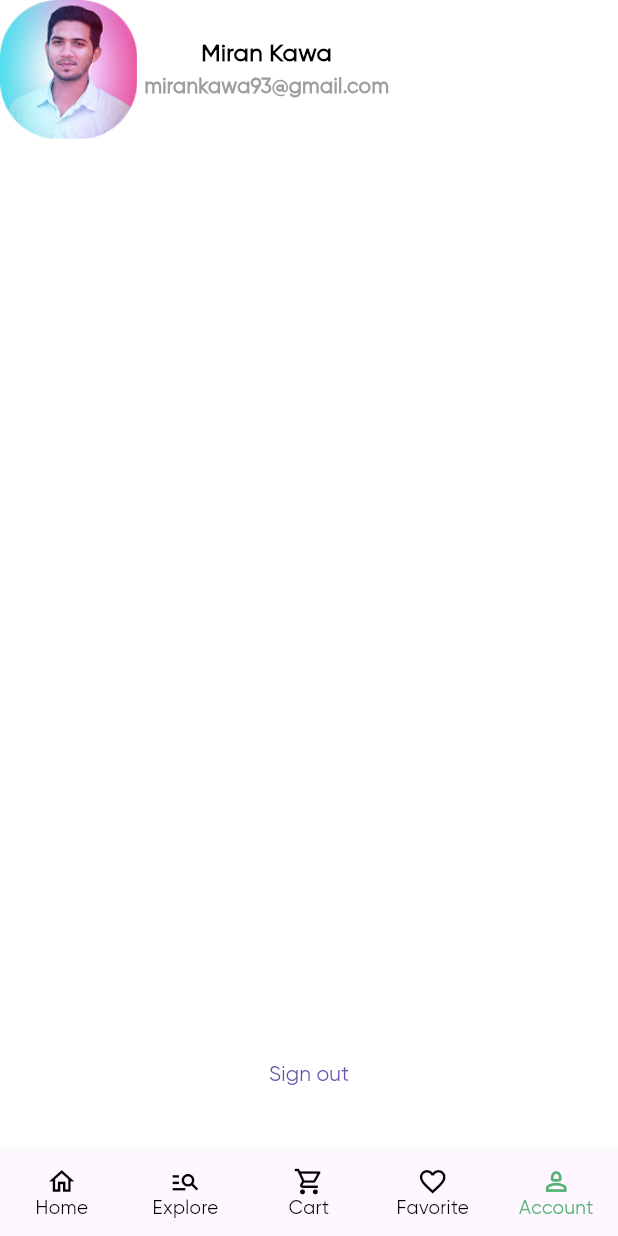
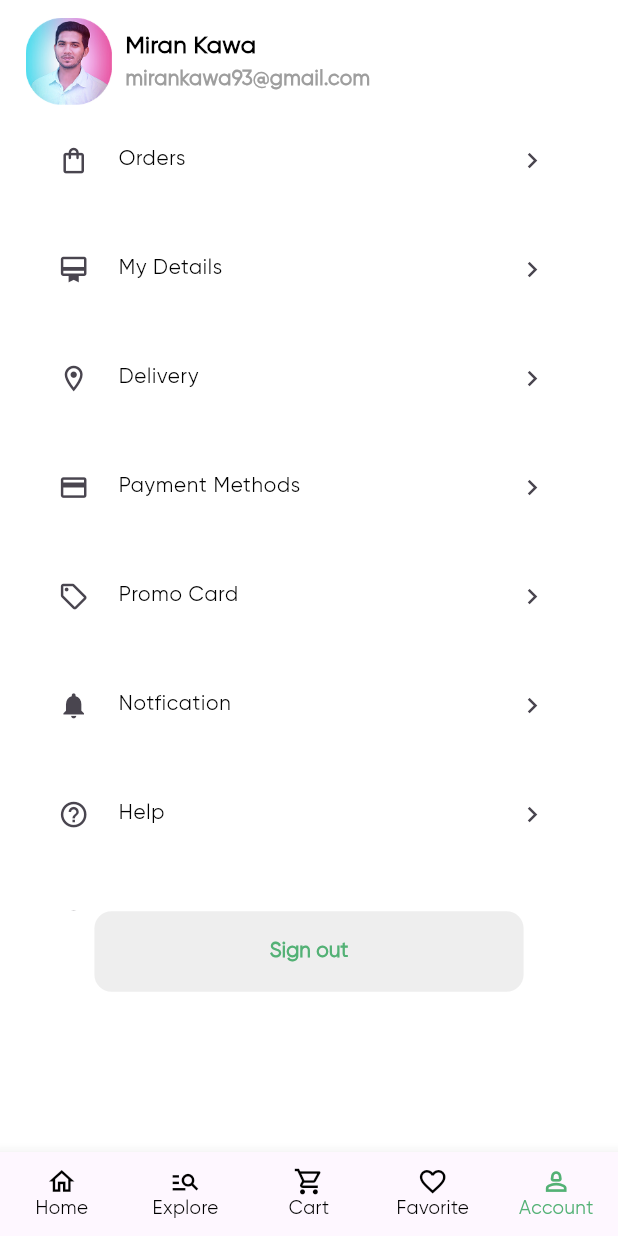
Before and after one commit to MiranKK/online-groceries-app, a Flutter app: the screen it shows once a user with an empty profile is signed in, item 5 of the bottom bar chosen, on a phone screen of 412 x 824 dp. Run offline on Flutter 3.47's test engine with Material 3 defaults, Android fonts, the phone set to English and light mode, and no system bars; our stand-ins replace firebase_auth, firebase_core, flutter_screenutil; accounts and stored records are empty.

Commit message:
Finshed app

```diff
--- a/lib/views/profile_screen.dart
+++ b/lib/views/profile_screen.dart
@@ -2,6 +2,7 @@ import 'package:flutter/material.dart';
 import 'package:flutter_screenutil/flutter_screenutil.dart';
 import 'package:online_groceries_app_ui/provider/user_provider.dart';
 import 'package:online_groceries_app_ui/style/custom_text_style.dart';
+import 'package:online_groceries_app_ui/widgets/custom_profile_list.dart';
 import 'package:provider/provider.dart';
 
 class ProfileScreen extends StatelessWidget {
@@ -11,14 +12,17 @@ class ProfileScreen extends StatelessWidget {
   Widget build(BuildContext context) {
     final userprovider = Provider.of<UserProvider>(context);
     return Scaffold(
-      body: Column(
+      body: Padding(
+        padding: EdgeInsets.symmetric(vertical: 10.h, horizontal: 15.w),
+        child: Column(
           children: [
             Row(
-            spacing: 4.w,
+              spacing: 8.w,
               children: [
-              Image.asset("assets/images/profile-img.png", width: 80.w),
+                Image.asset("assets/images/profile-img.png", width: 50.w),
 
                 Column(
+                  crossAxisAlignment: CrossAxisAlignment.start,
                   children: [
                     Text(
                       "Miran Kawa",
@@ -35,19 +39,54 @@ class ProfileScreen extends StatelessWidget {
               ],
             ),
 
-          Container(
-            height: 600,
-            child: ListView.builder(itemBuilder: (context, index) {
-              return Padding(
-                padding: const EdgeInsets.all(8.0),
-                child: ListTile(
-
+            SizedBox(
+              height: 450.h,
+              child: ListView(
+                children: [
+                  const CustomProfileList(
+                    title: "Orders",
+                    icon: Icons.shopping_bag_outlined,
                   ),
-              );
-            },),
+                  const CustomProfileList(
+                    title: "My Details",
+                    icon: Icons.card_membership_outlined,
+                  ),
+                  const CustomProfileList(
+                    title: "Delivery",
+                    icon: Icons.location_on_outlined,
+                  ),
+                  const CustomProfileList(
+                    title: "Payment Methods",
+                    icon: Icons.credit_card_outlined,
+                  ),
+                  const CustomProfileList(
+                    title: "Promo Card",
+                    icon: Icons.sell_outlined,
+                  ),
+                  const CustomProfileList(
+                    title: "Notfication",
+                    icon: Icons.notifications,
+                  ),
+                  const CustomProfileList(
+                    title: "Help",
+                    icon: Icons.help_outline,
+                  ),
+                  const CustomProfileList(
+                    title: "About",
+                    icon: Icons.info_outline,
+                  ),
+                ],
+              ),
             ),
             Center(
               child: TextButton(
+                style: TextButton.styleFrom(
+                  backgroundColor: Colors.grey.shade200,
+                  minimumSize: Size(250.w, 45.h),
+                  shape: RoundedRectangleBorder(
+                    borderRadius: BorderRadius.circular(10.r),
+                  ),
+                ),
                 onPressed: () async {
                   await userprovider.signout();
                   if (userprovider.errormessage == null) {
@@ -60,11 +99,17 @@ class ProfileScreen extends StatelessWidget {
                     );
                   }
                 },
-              child: const Text("Sign out"),
+                child: Text(
+                  "Sign out",
+                  style: CustomTextStyle().xxsmallBlackBoldText.copyWith(
+                    color: const Color(0xff53B175),
+                  ),
+                ),
               ),
             ),
           ],
         ),
+      ),
     );
   }
 }
--- /dev/null
+++ b/lib/widgets/custom_profile_list.dart
@@ -0,0 +1,22 @@
+import 'package:flutter/material.dart';
+import 'package:flutter_screenutil/flutter_screenutil.dart';
+import 'package:online_groceries_app_ui/style/custom_text_style.dart';
+
+class CustomProfileList extends StatelessWidget {
+  final String title;
+  final IconData icon;
+  const CustomProfileList({super.key,
+  required this.title,required this.icon});
+
+  @override
+  Widget build(BuildContext context) {
+    return Padding(
+      padding: EdgeInsets.symmetric(vertical: 7.h, horizontal: 5.w),
+      child: ListTile(
+        leading: Icon(icon, size: 18.w),
+        title: Text("${title}", style: CustomTextStyle().xxsmallBlackText),
+        trailing: Icon(Icons.keyboard_arrow_right, size: 18.w),
+      ),
+    );
+  }
+}
```
Also changed, not shown: assets/images/about-icon.png (added), assets/images/bell-icon.png (added), assets/images/credit-icon.png (added), assets/images/delivery-icon.png (added), assets/images/details-icon.png (added), assets/images/help-icon.png (added), assets/images/orders-icon.png (added), assets/images/promo-icon.png (added). Lines whose indentation alone changed are shown as unchanged.
